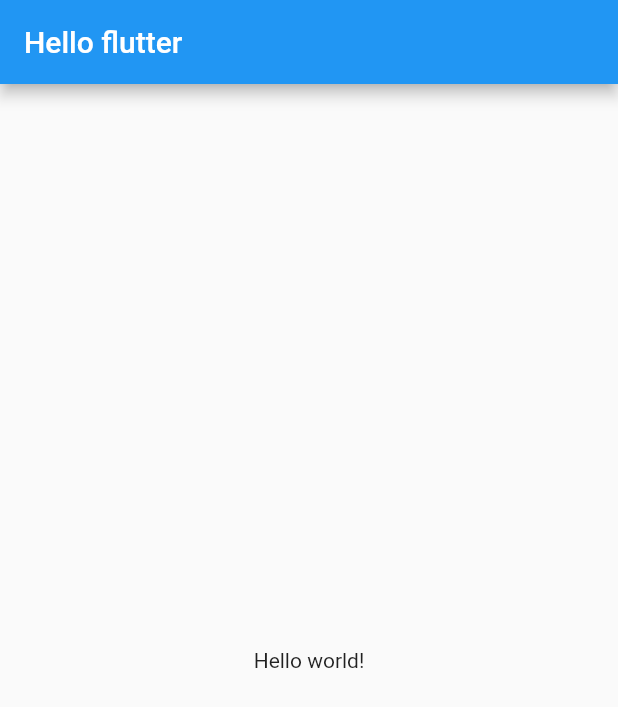
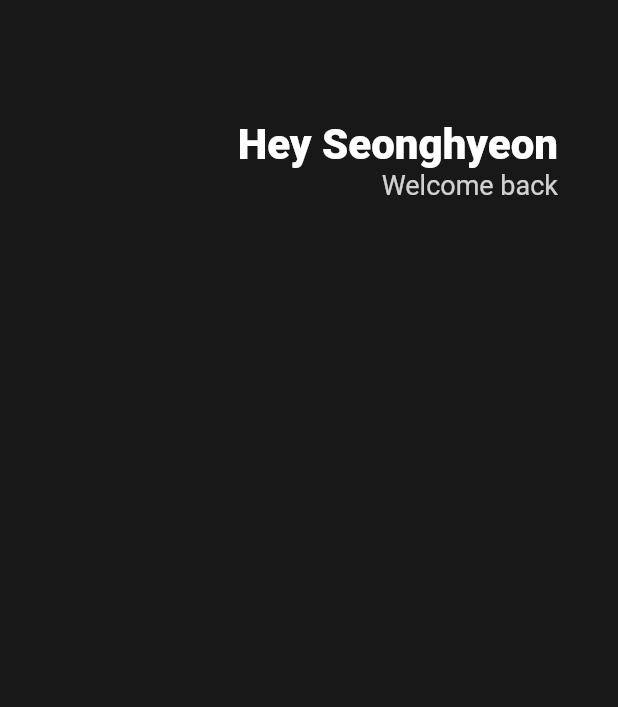
Before and after one commit to bmaner/toonflix, a Flutter app: the screen it shows after launch, on a phone screen of 412 x 824 dp. Shown: the top 707 px of the screen. Run offline on Flutter 3.47's test engine with Material 2 defaults, Android fonts, the phone set to English and light mode, and no system bars.

Commit message:
Add Header

```diff
--- a/lib/main.dart
+++ b/lib/main.dart
@@ -10,13 +10,42 @@ class App extends StatelessWidget {
   Widget build(BuildContext context) {
     return MaterialApp(
       home: Scaffold(
-        appBar: AppBar(
-          title: Text('Hello flutter'),
-        ),
-        body: Center(
-          child: Text('Hello world!'),
-        ),
-      ),
+          backgroundColor: Color(0xFF181818),
+          body: Padding(
+            padding: EdgeInsets.symmetric(horizontal: 40),
+            child: Column(
+              children: [
+                SizedBox(
+                  height: 80,
+                ),
+                Row(
+                  mainAxisAlignment: MainAxisAlignment.end,
+                  children: [
+                    Column(
+                      crossAxisAlignment: CrossAxisAlignment.end,
+                      children: [
+                        Text(
+                          'Hey Seonghyeon',
+                          style: TextStyle(
+                            color: Colors.white,
+                            fontSize: 28,
+                            fontWeight: FontWeight.w800,
+                          ),
+                        ),
+                        Text(
+                          'Welcome back',
+                          style: TextStyle(
+                            color: Colors.white.withOpacity(0.8),
+                            fontSize: 18,
+                          ),
+                        ),
+                      ],
+                    )
+                  ],
+                ),
+              ],
+            ),
+          )),
     );
   }
 }
```
